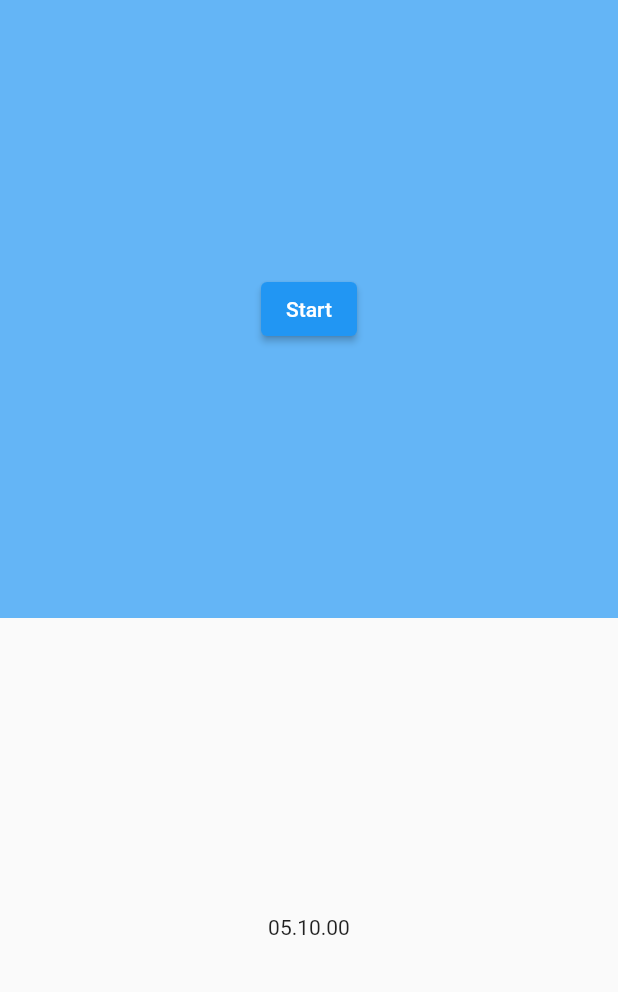
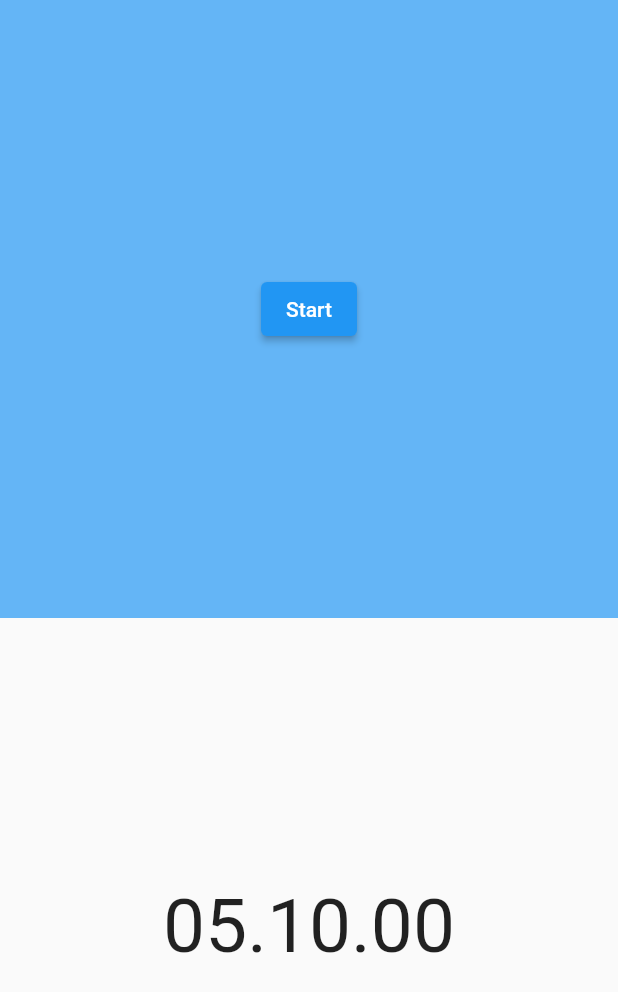
Before and after one commit to VeliKarpuz/scoreboard_app, a Flutter app: the screen it shows after launch, after a tap on an icon or button, on a phone screen of 412 x 824 dp. Shown: the top 992 px of the screen. Run offline on Flutter 3.47's test engine with Material 2 defaults, Android fonts, the phone set to English and light mode, and no system bars; our stand-ins replace font_awesome_flutter, stop_watch_timer.

Commit message:
Update satranc_oyun.dart

```diff
--- a/lib/widgets/satranc/satranc_oyun.dart
+++ b/lib/widgets/satranc/satranc_oyun.dart
@@ -21,7 +21,7 @@ class SatrancOyun extends StatefulWidget {
 
 class _SatrancOyunState extends State<SatrancOyun> {
   final stopWatchTimer = StopWatchTimer(mode: StopWatchMode.countDown);
-
+  String displayTime = "";
   // stopRes() {
   //   stopWatchTimer.onStopTimer();
   //   stopWatchTimer.setPresetSecondTime(widget.second);
@@ -30,11 +30,9 @@ class _SatrancOyunState extends State<SatrancOyun> {
 
   stopRes() {
     stopWatchTimer.onStopTimer();
-    final elapsedSeconds =
-        (widget.second * 1000 + stopWatchTimer.rawTime.value);
     stopWatchTimer.setPresetTime(mSec: 10000);
     setState(() {});
-    print(StopWatchTimer.getDisplayTime(stopWatchTimer.rawTime.value));
+    print(displayTime);
   }
 
   @override
@@ -79,11 +77,12 @@ class _SatrancOyunState extends State<SatrancOyun> {
                     stream: stopWatchTimer.rawTime,
                     initialData: stopWatchTimer.rawTime.value,
                     builder: (context, snap) {
-                      final value = snap.data!;
-                      final displayTime = StopWatchTimer.getDisplayTime(value,
+                      final value = stopWatchTimer.rawTime.value;
+                      displayTime = StopWatchTimer.getDisplayTime(value,
                           hours: false, minuteRightBreak: ".");
                       return Center(
-                        child: Text(displayTime),
+                        child:
+                            Text(displayTime, style: TextStyle(fontSize: 50)),
                       );
                     },
                   ),
```
